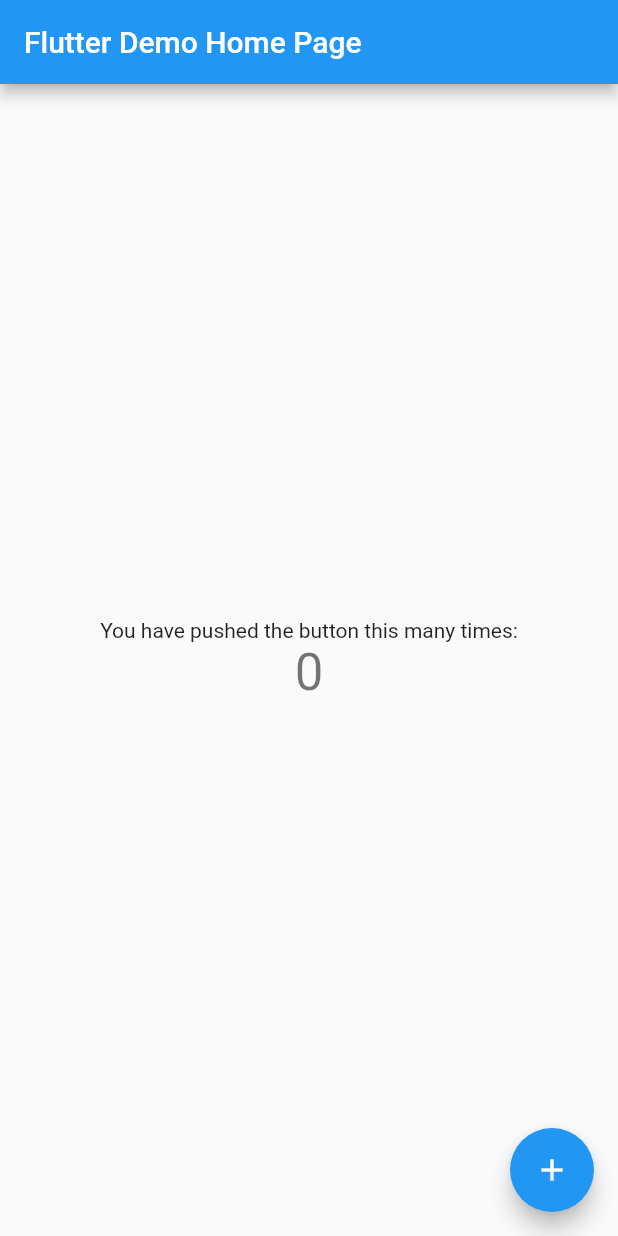
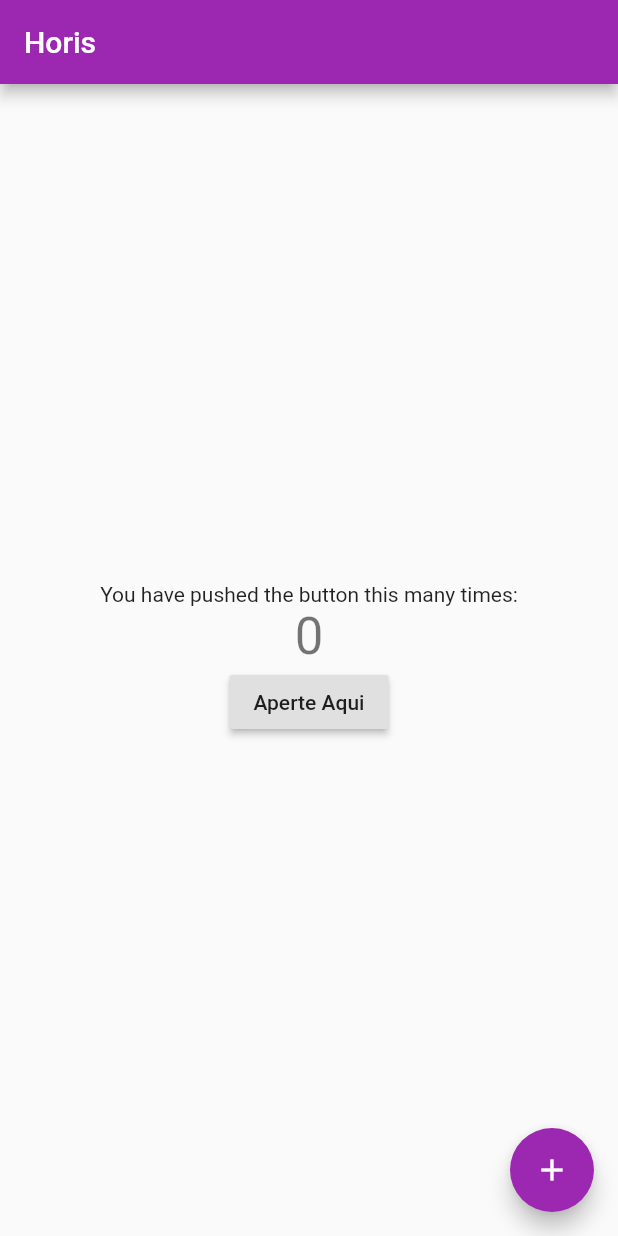
Before and after one commit to walkerrabelo/horis, a Flutter app: the screen it shows after launch, on a phone screen of 412 x 824 dp. Run offline on Flutter 3.47's test engine with Material 2 defaults, Android fonts, the phone set to English and light mode, and no system bars.

Commit message:
Change color and title

```diff
--- a/lib/main.dart
+++ b/lib/main.dart
@@ -9,9 +9,9 @@ class MyApp extends StatelessWidget {
     return MaterialApp(
       title: 'Flutter Demo',
       theme: ThemeData(
-        primarySwatch: Colors.blue,
+        primarySwatch: Colors.purple,
       ),
-      home: MyHomePage(title: 'Flutter Demo Home Page'),
+      home: MyHomePage(title: 'Horis'),
     );
   }
 }
@@ -51,6 +51,12 @@ class _MyHomePageState extends State<MyHomePage> {
               '$_counter',
               style: Theme.of(context).textTheme.display1,
             ),
+            SizedBox(
+              child: RaisedButton(
+                onPressed: (){},
+                child: Text ("Aperte Aqui")
+              )
+            )
           ],
         ),
       ),
```
